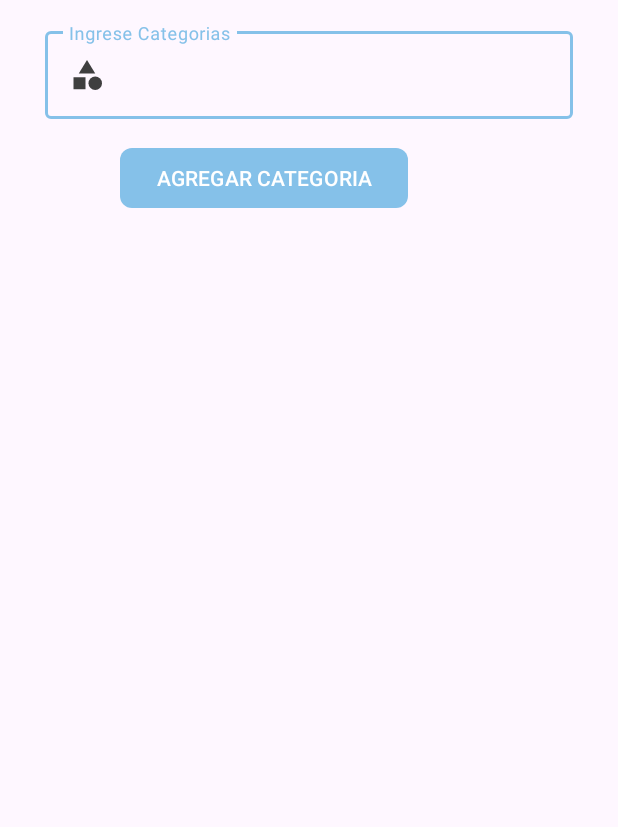
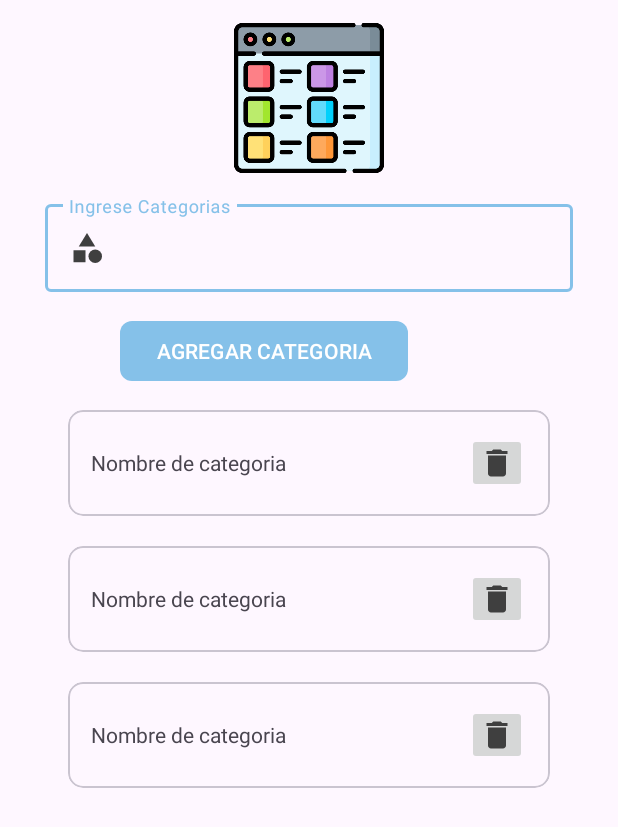
Before and after one commit to Garithos2ez4/ProyectoVirtualStore, an Android app: the layout fragment_categorias_v.xml on its own in the app's theme, with its tools: preview values and no code run, on a phone screen of 412 x 824 dp. Shown: the top 827 px of the screen. Run offline under Robolectric (Android 15) with nearby library versions, the phone set to English and light mode, and no system bars.

Commit message:
Finalizado la prueba de eliminacion de categorias, lo siguiente sera la agregar productos a la base de datos

```diff
--- a/app/build.gradle.kts
+++ b/app/build.gradle.kts
@@ -52,6 +52,7 @@ dependencies {
     implementation(libs.firebase.auth.ktx)
     implementation(libs.imagePicker)/*Recortar una imagen del celular*/
     implementation(libs.glide)/*Leer Imagenes*/
+    implementation(libs.storage)/*subir multimedia*/
     testImplementation(libs.junit)
     androidTestImplementation(libs.androidx.junit)
     androidTestImplementation(libs.androidx.espresso.core)
--- /dev/null
+++ b/app/src/main/res/drawable/icono_eliminar.xml
@@ -0,0 +1,5 @@
+<vector xmlns:android="http://schemas.android.com/apk/res/android" android:height="24dp" android:tint="#3F3F3F" android:viewportHeight="24" android:viewportWidth="24" android:width="24dp">
+
+    <path android:fillColor="@android:color/white" android:pathData="M6,19c0,1.1 0.9,2 2,2h8c1.1,0 2,-0.9 2,-2V7H6v12zM19,4h-3.5l-1,-1h-5l-1,1H5v2h14V4z"/>
+
+</vector>
--- a/app/src/main/res/layout/fragment_categorias_v.xml
+++ b/app/src/main/res/layout/fragment_categorias_v.xml
@@ -11,6 +11,13 @@
         android:layout_height="wrap_content"
         android:layout_marginTop="15dp"
         android:orientation="vertical">
+        <androidx.appcompat.widget.AppCompatImageView
+            android:layout_marginBottom="15dp"
+            android:id="@+id/imgCategorias"
+            android:layout_gravity="center"
+            android:src="@drawable/categories_icon"
+            android:layout_width="100dp"
+            android:layout_height="100dp"/>
 
         <!--Nombre  de la categorias-->
         <com.google.android.material.textfield.TextInputLayout
@@ -41,6 +48,17 @@
                 android:layout_gravity="center"
                 android:layout_marginEnd="30dp"/>
 
+            <!--Lista categorias-->
+            <androidx.recyclerview.widget.RecyclerView
+                android:id="@+id/Vcategorias"
+                app:layoutManager="androidx.recyclerview.widget.LinearLayoutManager"
+                tools:listitem="@layout/item_categoria_v"
+                android:layout_margin="5dp"
+                android:layout_width="match_parent"
+                android:layout_height="match_parent"/>
+
+
+
 
         </com.google.android.material.textfield.TextInputLayout>
 
--- /dev/null
+++ b/app/src/main/res/layout/item_categoria_v.xml
@@ -0,0 +1,32 @@
+<?xml version="1.0" encoding="utf-8"?>
+<com.google.android.material.card.MaterialCardView
+    xmlns:android="http://schemas.android.com/apk/res/android"
+    android:layout_width="match_parent"
+    android:layout_height="wrap_content"
+    xmlns:app="http://schemas.android.com/apk/res-auto"
+    app:contentPadding="10dp"
+    app:cardCornerRadius="10dp"
+    android:layout_margin="10dp"
+    app:cardElevation="0dp">
+    <androidx.appcompat.widget.LinearLayoutCompat
+        android:padding="5dp"
+        android:layout_gravity="center_vertical"
+        android:layout_width="match_parent"
+        android:layout_height="wrap_content"
+        android:orientation="horizontal">
+        <TextView
+            android:id="@+id/item_nombre_c_v"
+            android:text="@string/item_nombre_c_v"
+            android:layout_weight="1"
+            android:layout_gravity="center_vertical"
+            android:layout_width="wrap_content"
+            android:layout_height="wrap_content"/>
+        <ImageButton
+            android:id="@+id/item_eliminar_c"
+            android:src="@drawable/icono_eliminar"
+            android:layout_width="40dp"
+            android:layout_height="40dp"/>
+
+    </androidx.appcompat.widget.LinearLayoutCompat>
+
+</com.google.android.material.card.MaterialCardView>
--- a/app/src/main/res/values/strings.xml
+++ b/app/src/main/res/values/strings.xml
@@ -74,6 +74,10 @@
     <string name="etCategoria">Ingrese Categorias</string>
     <string name="btnAgregarCategoria">Agregar Categoria</string>
 
+    <!--Item categorias Vendedor-->
+    <string name="item_nombre_c_v">Nombre de categoria</string>
+
+
 
     <string name="hello_blank_fragment">Hello blank fragment</string>
 
--- a/gradle/libs.versions.toml
+++ b/gradle/libs.versions.toml
@@ -16,6 +16,7 @@ firebaseAuthKtx = "22.3.1"
 firebaseDatabaseV= "20.3.1"
 imagePickerV= "2.1"
 glideV="4.16.0"
+storageV="21.0.0"
 
 
 [libraries]
@@ -33,6 +34,7 @@ firebase-auth-ktx = { group = "com.google.firebase", name = "firebase-auth-ktx",
 firebaseDatabase={group="com.google.firebase",name="firebase-database",version.ref="firebaseDatabaseV"}
 imagePicker={group="com.github.dhaval2404",name="imagepicker",version.ref="imagePickerV"}
 glide={group="com.github.bumptech.glide",name="glide",version.ref="glideV"}
+storage={group="com.google.firebase",name="firebase-storage",version.ref="storageV"}
 
 [plugins]
 android-application = { id = "com.android.application", version.ref = "agp" }
```
Also changed, not shown: app/src/main/java/com/example/sistemadefacturacion_pruni/Adaptadores/AdaptadorCategoriaV.kt (added, +96 -0 lines), app/src/main/java/com/example/sistemadefacturacion_pruni/Modelos/ModeloCategoria.kt (+5 -4 lines), app/src/main/java/com/example/sistemadefacturacion_pruni/Vendedor/Nav_Fragment_Vendedor/FragmentCategoriasV.kt (+107 -5 lines), app/src/main/res/drawable/categories_icon.png (added).
